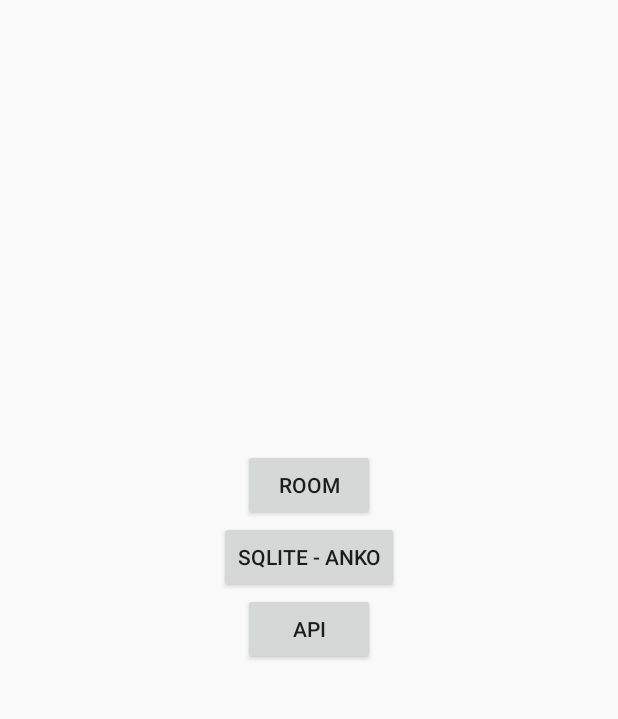
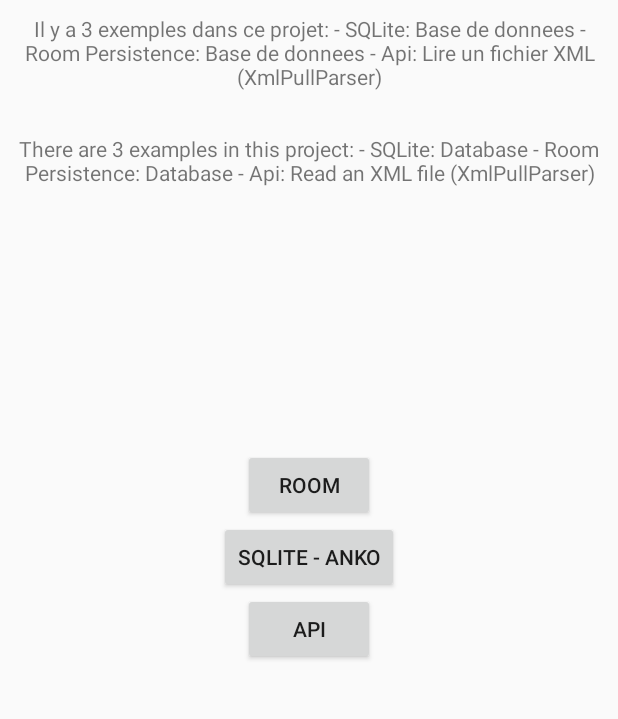
Before and after one commit to vmisu86/SQLite-Room-API, an Android app: the screen it shows after launch (MainActivity), on a phone screen of 412 x 824 dp, the part 61-780 px from its top. Run offline under Robolectric (Android 15) with nearby library versions, the phone set to English and light mode, and no system bars.

Commit message:
Final project
Signed-off-by: M Varga <info@mihalyvarga.com>

```diff
--- a/app/src/main/res/layout/activity_main.xml
+++ b/app/src/main/res/layout/activity_main.xml
@@ -17,6 +17,21 @@
             android:layout_width="match_parent"
             android:layout_height="wrap_content"/>
     <TextView
+            android:text="Il y a 3 exemples dans ce projet:
+- SQLite: Base de donnees
+- Room Persistence: Base de donnees
+- Api: Lire un fichier XML (XmlPullParser)"
+            android:paddingTop="50dp"
+            android:textAlignment="center"
+            android:layout_width="match_parent"
+            android:layout_height="wrap_content"/>
+    <TextView
+            android:text="There are 3 examples in this project:
+- SQLite: Database
+- Room Persistence: Database
+- Api: Read an XML file (XmlPullParser)"
+            android:paddingTop="130dp"
+            android:textAlignment="center"
             android:layout_width="match_parent"
             android:layout_height="wrap_content"/>
 
--- a/app/src/main/res/layout/recyclerview_item.xml
+++ b/app/src/main/res/layout/recyclerview_item.xml
@@ -5,6 +5,7 @@
 
     <TextView
         android:id="@+id/textView"
+        android:textSize="20dp"
         android:layout_width="match_parent"
         android:layout_height="wrap_content"
         android:background="@color/itembackground"/>
```
